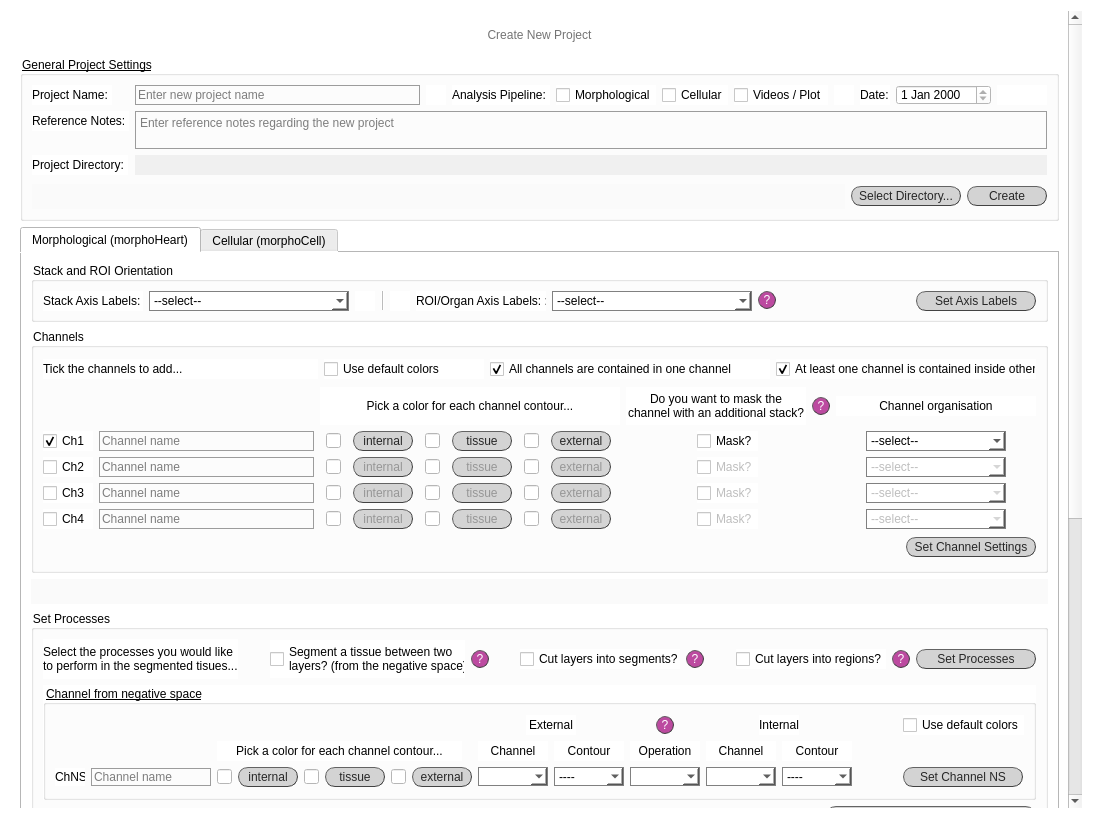
This is gui/new_project_screen.ui in jsanchez679/morphoHeart_rev as Qt 5 draws it before an edit. The edited form follows.
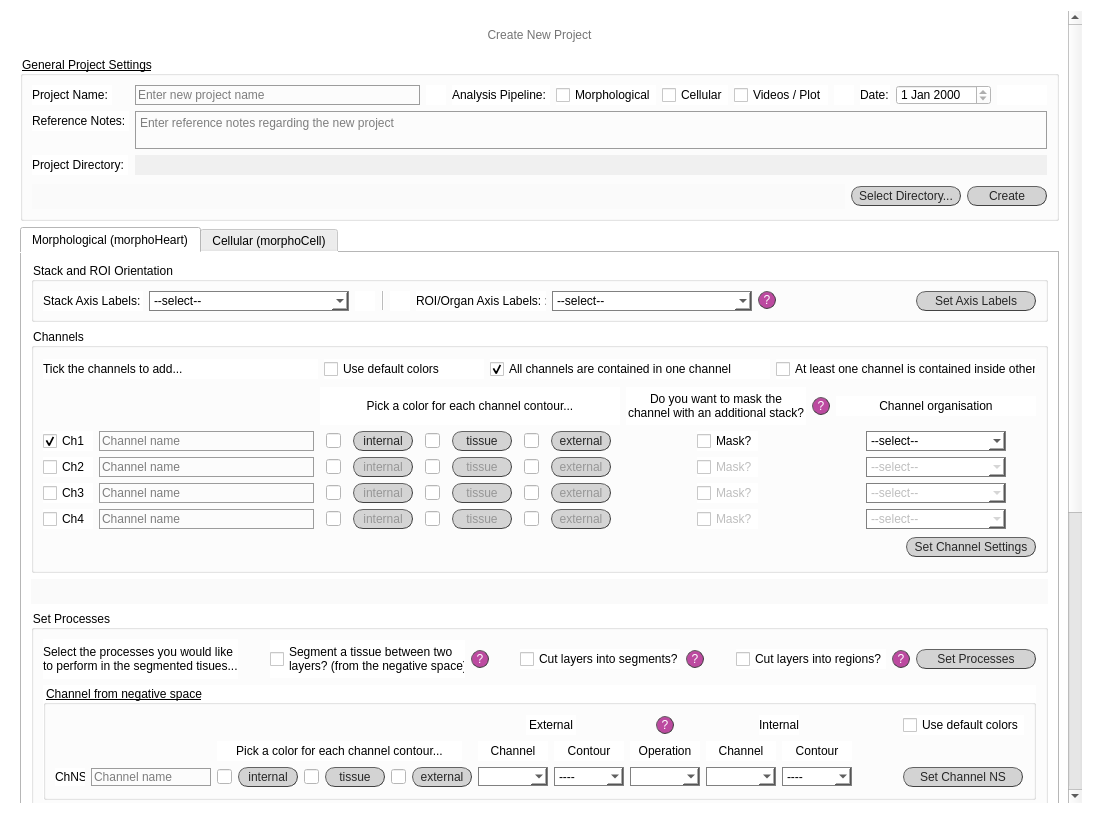
This is the edited form.

Diff of the .ui file:
```diff
--- a/gui/new_project_screen.ui
+++ b/gui/new_project_screen.ui
@@ -7,7 +7,7 @@
     <x>0</x>
     <y>0</y>
     <width>1093</width>
-    <height>819</height>
+    <height>814</height>
    </rect>
   </property>
   <property name="windowTitle">
@@ -72,7 +72,7 @@
       <property name="geometry">
        <rect>
         <x>0</x>
-        <y>-447</y>
+        <y>-452</y>
         <width>1070</width>
         <height>1248</height>
        </rect>
@@ -1346,7 +1346,7 @@
                    <string>At least one channel is contained inside other </string>
                   </property>
                   <property name="checked">
-                   <bool>true</bool>
+                   <bool>false</bool>
                   </property>
                  </widget>
                 </item>
```
Left out of the diff: 176 changed lines with no effect on the pictures.
